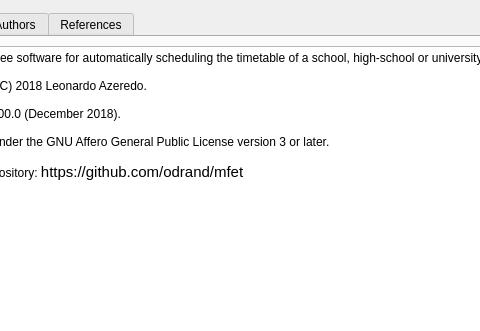
Old version of the form src/interface/help/helpaboutform_template.ui in the repository leonardodazeredo/mfet; both pictures show x 86 to 566 and y 0 to 331 of the 690 by 430 pixel window.
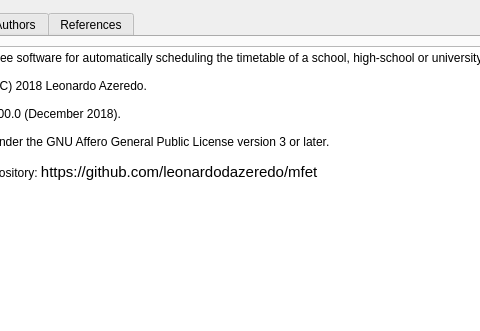
New version of the form.

Commit message: Renaming github repo.

```diff
--- a/src/interface/help/helpaboutform_template.ui
+++ b/src/interface/help/helpaboutform_template.ui
@@ -81,7 +81,7 @@
 &lt;p align=&quot;justify&quot; style=&quot;-qt-paragraph-type:empty; margin-top:0px; margin-bottom:0px; margin-left:0px; margin-right:0px; -qt-block-indent:0; text-indent:0px; font-family:'Sans Serif'; font-size:9pt;&quot;&gt;&lt;br /&gt;&lt;/p&gt;
 &lt;p align=&quot;justify&quot; style=&quot; margin-top:0px; margin-bottom:0px; margin-left:0px; margin-right:0px; -qt-block-indent:0; text-indent:0px;&quot;&gt;&lt;span style=&quot; font-family:'Sans Serif'; font-size:9pt;&quot;&gt;Licensed under the GNU Affero General Public License version 3 or later.&lt;/span&gt;&lt;/p&gt;
 &lt;p align=&quot;justify&quot; style=&quot;-qt-paragraph-type:empty; margin-top:0px; margin-bottom:0px; margin-left:0px; margin-right:0px; -qt-block-indent:0; text-indent:0px; font-family:'Sans Serif'; font-size:9pt;&quot;&gt;&lt;br /&gt;&lt;/p&gt;
-&lt;p align=&quot;justify&quot; style=&quot; margin-top:0px; margin-bottom:0px; margin-left:0px; margin-right:0px; -qt-block-indent:0; text-indent:0px;&quot;&gt;&lt;span style=&quot; font-family:'Sans Serif'; font-size:9pt;&quot;&gt;GitHub repository: &lt;/span&gt;https://github.com/odrand/mfet&lt;/p&gt;
+&lt;p align=&quot;justify&quot; style=&quot; margin-top:0px; margin-bottom:0px; margin-left:0px; margin-right:0px; -qt-block-indent:0; text-indent:0px;&quot;&gt;&lt;span style=&quot; font-family:'Sans Serif'; font-size:9pt;&quot;&gt;GitHub repository: &lt;/span&gt;https://github.com/leonardodazeredo/mfet&lt;/p&gt;
 &lt;p align=&quot;justify&quot; style=&quot;-qt-paragraph-type:empty; margin-top:0px; margin-bottom:0px; margin-left:0px; margin-right:0px; -qt-block-indent:0; text-indent:0px; font-family:'Sans Serif'; font-size:9pt;&quot;&gt;&lt;br /&gt;&lt;/p&gt;&lt;/body&gt;&lt;/html&gt;</string>
          </property>
         </widget>
```
Left out of the diff: 2 changed lines with no effect on the pictures. The commit also changes 1 other file.
